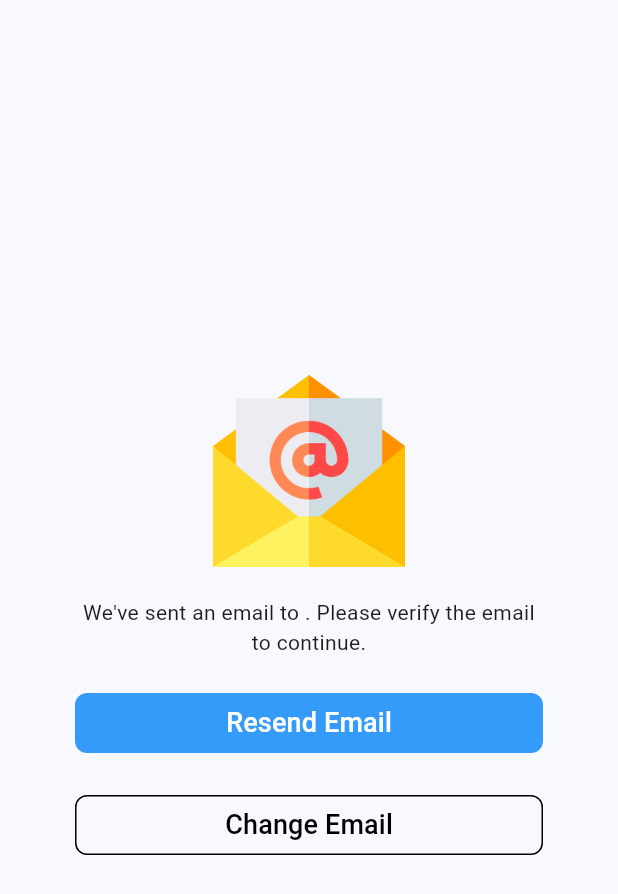
After one commit to amarosv/SongSwipe, a Flutter app: the VerifyEmailView screen opened directly, on a phone screen of 412 x 824 dp. The commit adds this screen. Shown: the top 894 px of the screen. Run offline on Flutter 3.47's test engine with Material 3 defaults, Android fonts, the phone set to English and light mode, and no system bars; our stand-ins replace firebase_auth, firebase_core, flutter_dotenv, flutter_riverpod, go_router, image_cropper and 2 more; accounts and stored records are empty; generated files the repository leaves out were written again; network calls fail.

Commit message:
Vista de verificar email

```diff
--- a/lib/config/languages/app_en.arb
+++ b/lib/config/languages/app_en.arb
@@ -33,5 +33,9 @@
     "lastname": "last name",
     "lastname_placeholder": "enter your last name",
     "upload_your_photo": "upload your photo",
-    "continue_s": "continue"
+    "continue_s": "continue",
+    "sent_email": "we've sent an email to ",
+    "verify": "please verify the email to continue.",
+    "resend": "resend email",
+    "change_email": "change email"
 }
--- a/lib/config/languages/app_es.arb
+++ b/lib/config/languages/app_es.arb
@@ -33,5 +33,9 @@
     "lastname": "apellidos",
     "lastname_placeholder": "escribe tus apellidos",
     "upload_your_photo": "sube tu foto",
-    "continue_s": "continuar"
+    "continue_s": "continuar",
+    "sent_email": "hemos enviado un email a ",
+    "verify": "por favor verifique el email para continuar.",
+    "resend": "reenviar email",
+    "change_email": "cambiar email"
 }
--- a/lib/config/languages/app_it.arb
+++ b/lib/config/languages/app_it.arb
@@ -33,5 +33,9 @@
     "lastname": "cognome",
     "lastname_placeholder": "scrive il tuo cognome",
     "upload_your_photo": "carica la tua foto",
-    "continue_s": "continuare"
+    "continue_s": "continuare",
+    "sent_email": "abbiamo inviato un'e-mail a ",
+    "verify": "per favor verificare l'email per continuare.",
+    "resend": "inviare nuovamente l'email",
+    "change_email": "cambia email"
 }
--- a/lib/config/router/app_router.dart
+++ b/lib/config/router/app_router.dart
@@ -18,7 +18,8 @@ class AppRouter {
     final user = FirebaseAuth.instance.currentUser;
 
     if (user != null) {
-      location = '/login';
+      // location = '/login';
+      location = '/verify-email';
     }
 
     // Devolvemos la ruta
@@ -52,6 +53,12 @@ class AppRouter {
         builder: (context, state) =>
             CompleteProfileScreen(),
       ),
+      GoRoute(
+        path: '/verify-email',
+        name: VerifyEmailScreen.name,
+        builder: (context, state) =>
+            VerifyEmailScreen(),
+      ),
     ],
   );
 }
--- a/lib/helpers/strings_methods.dart
+++ b/lib/helpers/strings_methods.dart
@@ -1,4 +1,4 @@
-/// Función que recibe un texto y pone sus iniciales tras los espacios en mayúscula <br>
+/// Función que recibe un texto y pone la primera letra y sus iniciales tras los espacios en mayúscula <br>
 /// @param text Texto a convertir <br>
 /// @return Texto con las iniciales tras los espacios en mayúscula
 String upperCaseAfterSpace({required String text}) {
--- a/lib/presentation/screens/export_screens.dart
+++ b/lib/presentation/screens/export_screens.dart
@@ -2,3 +2,4 @@ export 'change_theme_screen.dart';
 export 'complete_profile_screen.dart';
 export 'login_screen.dart';
 export 'signup_screen.dart';
+export 'verify_email_screen.dart';
--- /dev/null
+++ b/lib/presentation/screens/verify_email_screen.dart
@@ -0,0 +1,12 @@
+import 'package:flutter/widgets.dart';
+import 'package:songswipe/presentation/views/verify_email_view.dart';
+
+class VerifyEmailScreen extends StatelessWidget {
+  static const name = 'verify-email-screen';
+  const VerifyEmailScreen({super.key});
+
+  @override
+  Widget build(BuildContext context) {
+    return const VerifyEmailView();
+  }
+}
--- a/lib/presentation/views/complete_profile_view.dart
+++ b/lib/presentation/views/complete_profile_view.dart
@@ -142,7 +142,7 @@ class _CompleteProfileViewState extends State<CompleteProfileView> {
     String urlImage = 'https://i.ibb.co/tTR5wWd9/default-profile.jpg';
 
     // Guardamos la foto y la obtenemos
-    Uri url = Uri.parse('https://api.imgbb.com/1/upload?name=amaro');
+    Uri url = Uri.parse('https://api.imgbb.com/1/upload?name=$uid-${DateTime.now()}');
 
     if (_image != null) {
       // 1. Leer los bytes de la imagen
@@ -151,6 +151,7 @@ class _CompleteProfileViewState extends State<CompleteProfileView> {
       // 2. Codificar la imagen a base64
       final base64Image = base64Encode(bytes);
 
+      // Subimos la imagen
       final response = await http.post(
         url,
         body: {
@@ -159,6 +160,7 @@ class _CompleteProfileViewState extends State<CompleteProfileView> {
         },
       );
 
+      // Obtenemos la url de la imagen
       urlImage = jsonDecode(response.body)['data']['url'];
     }
 
@@ -184,8 +186,6 @@ class _CompleteProfileViewState extends State<CompleteProfileView> {
         'userBlocked': false
       }),
     );
-
-      print(response.body);
   }
 
   @override
--- a/lib/presentation/views/export_views.dart
+++ b/lib/presentation/views/export_views.dart
@@ -2,3 +2,4 @@ export 'change_theme_view.dart';
 export 'complete_profile_view.dart';
 export 'login_view.dart';
 export 'signup_view.dart';
+export 'verify_email_view.dart';
--- /dev/null
+++ b/lib/presentation/views/verify_email_view.dart
@@ -0,0 +1,69 @@
+import 'package:firebase_auth/firebase_auth.dart';
+import 'package:flutter/material.dart';
+import 'package:flutter_gen/gen_l10n/app_localizations.dart';
+import 'package:songswipe/helpers/strings_methods.dart';
+import 'package:songswipe/presentation/widgets/export_widgets.dart';
+
+class VerifyEmailView extends StatelessWidget {
+  const VerifyEmailView({super.key});
+
+  @override
+  Widget build(BuildContext context) {
+    // Constante que almacena la localización de la app
+    final localization = AppLocalizations.of(context)!;
+    User user = FirebaseAuth.instance.currentUser!;
+
+    return Scaffold(
+      body: SafeArea(
+        child: Column(
+          mainAxisAlignment: MainAxisAlignment.center,
+          children: [
+            Center(
+              child: Image(
+                image: AssetImage('assets/images/useful/email.png'),
+                width: 128,
+              ),
+            ),
+            const SizedBox(height: 20),
+            // Texto
+            Padding(
+              padding: const EdgeInsets.symmetric(horizontal: 50),
+              child: Text.rich(
+                TextSpan(
+                  text: capitalizeFirstLetter(text: localization.sent_email),
+                  children: [
+                    TextSpan(
+                        text: user.email,
+                        style: TextStyle(fontWeight: FontWeight.bold),
+                        children: [
+                          TextSpan(
+                              text:
+                                  '. ${capitalizeFirstLetter(text: localization.verify)}',
+                              style: TextStyle(fontWeight: FontWeight.normal))
+                        ]),
+                  ],
+                ),
+                textAlign: TextAlign.center,
+              ),
+            ),
+            const SizedBox(height: 20),
+            // Botón para reenviar el email
+            CustomButton(
+                backgroundColor: Color(0xFF349BFB),
+                onPressed: () {},
+                text: upperCaseAfterSpace(text: localization.resend)),
+            const SizedBox(height: 20),
+            // Botón para cambiar el email
+            CustomButton(
+              backgroundColor: Colors.transparent,
+              onPressed: () {},
+              text: upperCaseAfterSpace(text: localization.change_email),
+              textColor: Colors.black,
+              border: BorderSide(color: Colors.black),
+            ),
+          ],
+        ),
+      ),
+    );
+  }
+}
--- a/lib/presentation/widgets/custom_button.dart
+++ b/lib/presentation/widgets/custom_button.dart
@@ -6,12 +6,16 @@ class CustomButton extends StatelessWidget {
   final Color backgroundColor;
   final Function onPressed;
   final String text;
+  final BorderSide? border;
+  final Color? textColor;
 
   const CustomButton({
     super.key,
     required this.backgroundColor,
     required this.onPressed,
     required this.text,
+    this.border,
+    this.textColor
   });
 
   @override
@@ -25,6 +29,7 @@ class CustomButton extends StatelessWidget {
               backgroundColor: backgroundColor,
               shape: RoundedRectangleBorder(
                 borderRadius: BorderRadius.circular(8),
+                side: border ?? BorderSide.none
               ),
               elevation: 0,
             ),
@@ -35,7 +40,7 @@ class CustomButton extends StatelessWidget {
               padding: const EdgeInsets.symmetric(vertical: 5),
               child: Text(
                 upperCaseAfterSpace(text: text),
-                style: TextStyle(color: Colors.white, fontSize: 18),
+                style: TextStyle(color: textColor ?? Colors.white, fontSize: 18),
               ),
             )),
       ),
```
Also changed, not shown: assets/images/useful/email.png (added), 1 other file. Lines whose indentation alone changed are shown as unchanged.
